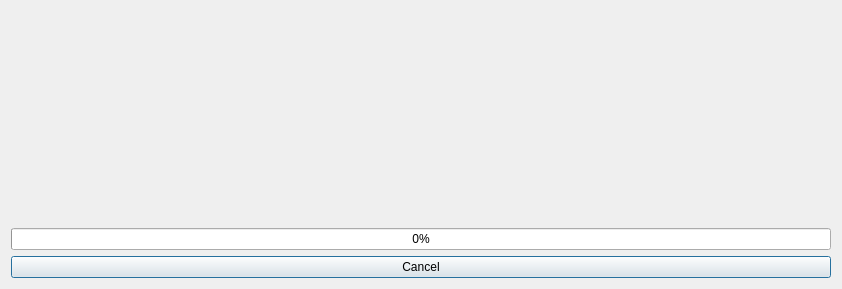
Above: Mergin/ui/ui_sync_dialog.ui from MerginMaps/qgis-plugin before the change. Below: the same form after it.
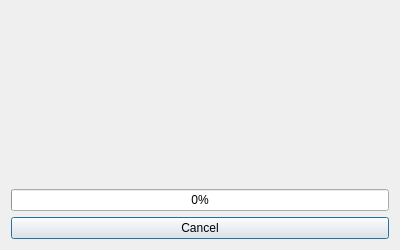
That is the form after the change. Icons and pictures are not drawn.

Commit message: Fix logo size in sync dialog + fix python error

Patch:
```diff
--- a/Mergin/ui/ui_sync_dialog.ui
+++ b/Mergin/ui/ui_sync_dialog.ui
@@ -6,37 +6,30 @@
    <rect>
     <x>0</x>
     <y>0</y>
-    <width>842</width>
-    <height>289</height>
+    <width>400</width>
+    <height>250</height>
    </rect>
   </property>
   <property name="windowTitle">
    <string>Mergin - Synchronization</string>
   </property>
   <layout class="QVBoxLayout" name="verticalLayout">
-   <item>
+   <item alignment="Qt::AlignHCenter">
     <widget class="QLabel" name="labelMergin">
+     <property name="maximumSize">
+      <size>
+       <width>160</width>
+       <height>76</height>
+      </size>
+     </property>
      <property name="pixmap">
       <pixmap>../images/logo_color.svg</pixmap>
      </property>
      <property name="alignment">
-      <set>Qt::AlignCenter</set>
+      <set>Qt::AlignLeading|Qt::AlignLeft|Qt::AlignVCenter</set>
      </property>
     </widget>
    </item>
-   <item>
-    <spacer name="verticalSpacer">
-     <property name="orientation">
-      <enum>Qt::Vertical</enum>
-     </property>
-     <property name="sizeHint" stdset="0">
-      <size>
-       <width>20</width>
-       <height>39</height>
-      </size>
-     </property>
-    </spacer>
-   </item>
    <item>
     <widget class="QLabel" name="labelStatus">
      <property name="alignment">
```
Left out of the diff: 3 changed lines with no effect on the pictures. The commit also changes 1 other file.
